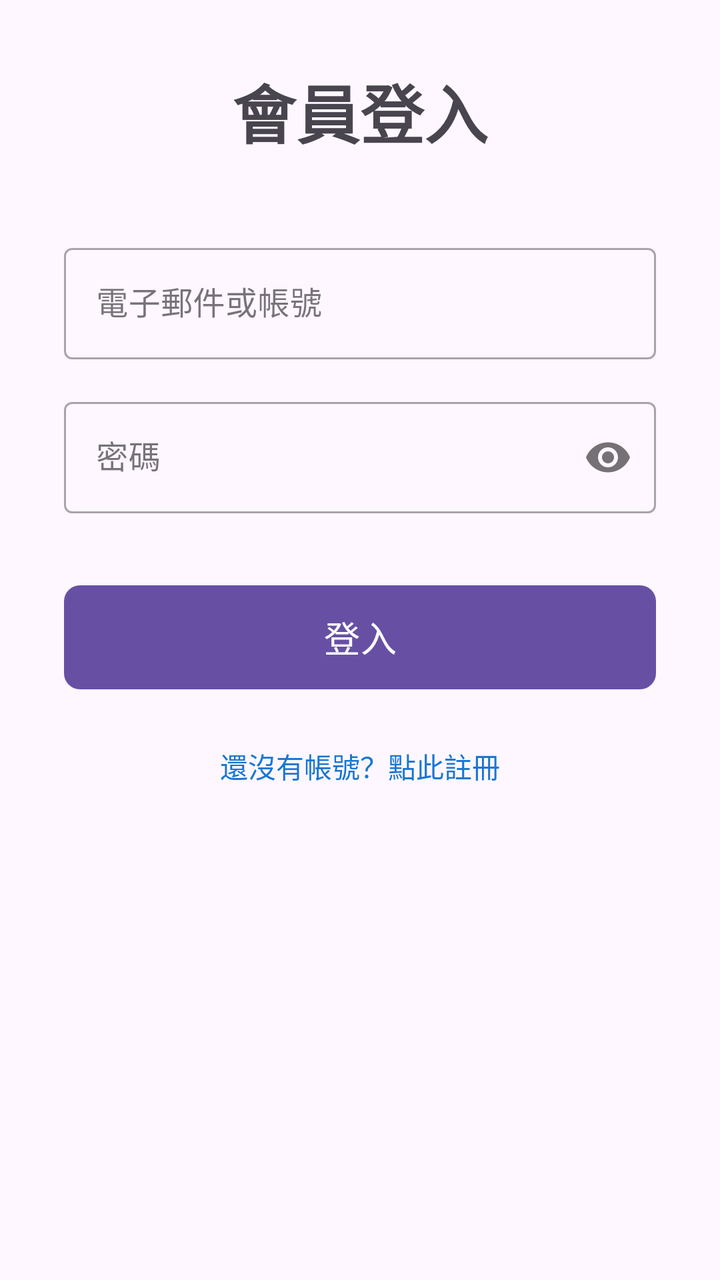
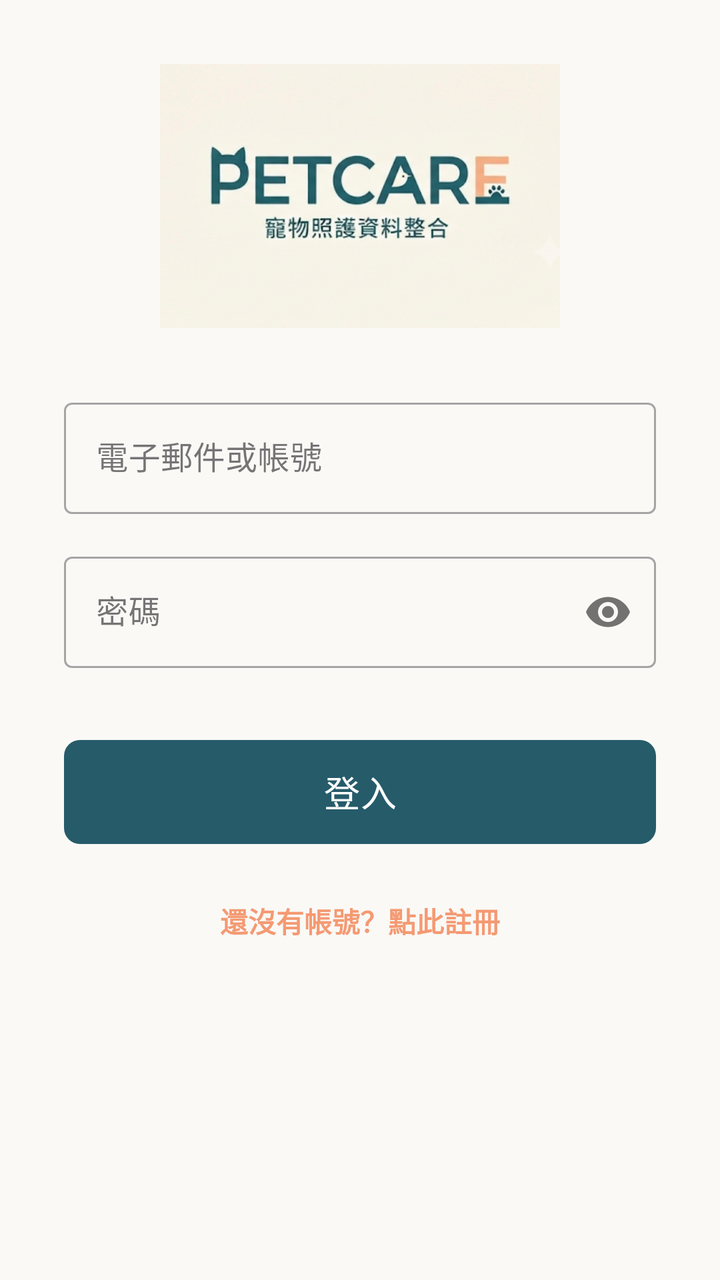

Compare the two renders of this Android layout. The source of the first and the diff that turns it into the second are given below.
<!-- AndroidManifest.xml: application theme Theme.PetCare -->
<!-- res/layout/activity_login.xml -->
<?xml version="1.0" encoding="utf-8"?>
<androidx.constraintlayout.widget.ConstraintLayout
    xmlns:android="http://schemas.android.com/apk/res/android"
    xmlns:app="http://schemas.android.com/apk/res-auto"
    xmlns:tools="http://schemas.android.com/tools"
    android:layout_width="match_parent"
    android:layout_height="match_parent"
    android:padding="32dp"
    tools:context=".LoginActivity">

    
    <TextView
        android:id="@+id/tvTitle"
        android:layout_width="wrap_content"
        android:layout_height="wrap_content"
        android:text="會員登入"
        android:textSize="32sp"
        android:textStyle="bold"
        app:layout_constraintTop_toTopOf="parent"
        app:layout_constraintBottom_toTopOf="@+id/accountLayout"
        app:layout_constraintStart_toStartOf="parent"
        app:layout_constraintEnd_toEndOf="parent"
        app:layout_constraintVertical_bias="0.25" />

    
    <com.google.android.material.textfield.TextInputLayout
        android:id="@+id/accountLayout"
        style="@style/Widget.MaterialComponents.TextInputLayout.OutlinedBox"
        android:layout_width="0dp"
        android:layout_height="wrap_content"
        android:hint="電子郵件或帳號"
        app:layout_constraintTop_toBottomOf="@+id/tvTitle"
        app:layout_constraintStart_toStartOf="parent"
        app:layout_constraintEnd_toEndOf="parent"
        android:layout_marginTop="40dp">

        <com.google.android.material.textfield.TextInputEditText
            android:id="@+id/editAccount"
            android:layout_width="match_parent"
            android:layout_height="wrap_content"
            android:inputType="textEmailAddress" />
    </com.google.android.material.textfield.TextInputLayout>

    
    <com.google.android.material.textfield.TextInputLayout
        android:id="@+id/passwordLayout"
        style="@style/Widget.MaterialComponents.TextInputLayout.OutlinedBox"
        android:layout_width="0dp"
        android:layout_height="wrap_content"
        android:hint="密碼"
        app:passwordToggleEnabled="true"
        app:layout_constraintTop_toBottomOf="@+id/accountLayout"
        app:layout_constraintStart_toStartOf="parent"
        app:layout_constraintEnd_toEndOf="parent"
        android:layout_marginTop="16dp">

        
        <com.google.android.material.textfield.TextInputEditText
            android:id="@+id/editPassword"
            android:layout_width="match_parent"
            android:layout_height="wrap_content"
            android:inputType="textPassword" />
    </com.google.android.material.textfield.TextInputLayout>

    
    <com.google.android.material.button.MaterialButton
        android:id="@+id/btnLogin"
        android:layout_width="0dp"
        android:layout_height="60dp"
        android:text="登入"
        android:textSize="18sp"
        app:cornerRadius="8dp"
        app:layout_constraintTop_toBottomOf="@+id/passwordLayout"
        app:layout_constraintStart_toStartOf="parent"
        app:layout_constraintEnd_toEndOf="parent"
        android:layout_marginTop="32dp" />

    
    <TextView
        android:id="@+id/tvRegister"
        android:layout_width="wrap_content"
        android:layout_height="wrap_content"
        android:text="還沒有帳號？點此註冊"
        android:textColor="#1976D2"
        app:layout_constraintTop_toBottomOf="@+id/btnLogin"
        app:layout_constraintStart_toStartOf="parent"
        app:layout_constraintEnd_toEndOf="parent"
        android:layout_marginTop="24dp" />

</androidx.constraintlayout.widget.ConstraintLayout>
<!-- resources referenced by this layout -->
<resources>
  <style name="Theme.PetCare" parent="Base.Theme.PetCare" />
  <style name="Base.Theme.PetCare" parent="Theme.Material3.DayNight.NoActionBar">
          
          
      </style>
</resources>

<!-- the commit's change to res/layout/activity_login.xml (unified diff, before → after) -->
@@ -6,85 +6,86 @@
     android:layout_width="match_parent"
     android:layout_height="match_parent"
     android:padding="32dp"
+    android:background="#FAF9F6"
     tools:context=".LoginActivity">
 
     
-    <TextView
-        android:id="@+id/tvTitle"
-        android:layout_width="wrap_content"
-        android:layout_height="wrap_content"
-        android:text="會員登入"
-        android:textSize="32sp"
-        android:textStyle="bold"
-        app:layout_constraintTop_toTopOf="parent"
-        app:layout_constraintBottom_toTopOf="@+id/accountLayout"
-        app:layout_constraintStart_toStartOf="parent"
-        app:layout_constraintEnd_toEndOf="parent"
-        app:layout_constraintVertical_bias="0.25" />
+<ImageView
+android:id="@+id/ivLogo"
+android:layout_width="200dp"
+    android:layout_height="wrap_content"
+    android:adjustViewBounds="true"
+    android:src="@drawable/pet_care"
+    app:layout_constraintTop_toTopOf="parent"
+    app:layout_constraintBottom_toTopOf="@+id/accountLayout"
+    app:layout_constraintStart_toStartOf="parent"
+    app:layout_constraintEnd_toEndOf="parent"
+    app:layout_constraintVertical_bias="0.3" /> 
 
     
-    <com.google.android.material.textfield.TextInputLayout
-        android:id="@+id/accountLayout"
-        style="@style/Widget.MaterialComponents.TextInputLayout.OutlinedBox"
-        android:layout_width="0dp"
-        android:layout_height="wrap_content"
-        android:hint="電子郵件或帳號"
-        app:layout_constraintTop_toBottomOf="@+id/tvTitle"
-        app:layout_constraintStart_toStartOf="parent"
-        app:layout_constraintEnd_toEndOf="parent"
-        android:layout_marginTop="40dp">
+<com.google.android.material.textfield.TextInputLayout
+android:id="@+id/accountLayout"
+style="@style/Widget.MaterialComponents.TextInputLayout.OutlinedBox"
+android:layout_width="0dp"
+android:layout_height="wrap_content"
+android:hint="電子郵件或帳號"
+app:layout_constraintTop_toBottomOf="@+id/ivLogo"
+app:layout_constraintStart_toStartOf="parent"
+app:layout_constraintEnd_toEndOf="parent"
+android:layout_marginTop="32dp">
 
-        <com.google.android.material.textfield.TextInputEditText
-            android:id="@+id/editAccount"
-            android:layout_width="match_parent"
-            android:layout_height="wrap_content"
-            android:inputType="textEmailAddress" />
-    </com.google.android.material.textfield.TextInputLayout>
+<com.google.android.material.textfield.TextInputEditText
+    android:id="@+id/editAccount"
+    android:layout_width="match_parent"
+    android:layout_height="wrap_content"
+    android:inputType="textEmailAddress" />
+</com.google.android.material.textfield.TextInputLayout>
 
     
-    <com.google.android.material.textfield.TextInputLayout
-        android:id="@+id/passwordLayout"
-        style="@style/Widget.MaterialComponents.TextInputLayout.OutlinedBox"
-        android:layout_width="0dp"
-        android:layout_height="wrap_content"
-        android:hint="密碼"
-        app:passwordToggleEnabled="true"
-        app:layout_constraintTop_toBottomOf="@+id/accountLayout"
-        app:layout_constraintStart_toStartOf="parent"
-        app:layout_constraintEnd_toEndOf="parent"
-        android:layout_marginTop="16dp">
+<com.google.android.material.textfield.TextInputLayout
+android:id="@+id/passwordLayout"
+style="@style/Widget.MaterialComponents.TextInputLayout.OutlinedBox"
+android:layout_width="0dp"
+android:layout_height="wrap_content"
+android:hint="密碼"
+app:passwordToggleEnabled="true"
+app:layout_constraintTop_toBottomOf="@+id/accountLayout"
+app:layout_constraintStart_toStartOf="parent"
+app:layout_constraintEnd_toEndOf="parent"
+android:layout_marginTop="16dp">
 
-        
-        <com.google.android.material.textfield.TextInputEditText
-            android:id="@+id/editPassword"
-            android:layout_width="match_parent"
-            android:layout_height="wrap_content"
-            android:inputType="textPassword" />
-    </com.google.android.material.textfield.TextInputLayout>
+<com.google.android.material.textfield.TextInputEditText
+    android:id="@+id/editPassword"
+    android:layout_width="match_parent"
+    android:layout_height="wrap_content"
+    android:inputType="textPassword" />
+</com.google.android.material.textfield.TextInputLayout>
 
     
-    <com.google.android.material.button.MaterialButton
-        android:id="@+id/btnLogin"
-        android:layout_width="0dp"
-        android:layout_height="60dp"
-        android:text="登入"
-        android:textSize="18sp"
-        app:cornerRadius="8dp"
-        app:layout_constraintTop_toBottomOf="@+id/passwordLayout"
-        app:layout_constraintStart_toStartOf="parent"
-        app:layout_constraintEnd_toEndOf="parent"
-        android:layout_marginTop="32dp" />
+<com.google.android.material.button.MaterialButton
+android:id="@+id/btnLogin"
+android:layout_width="0dp"
+android:layout_height="60dp"
+android:text="登入"
+android:textSize="18sp"
+app:cornerRadius="8dp"
+app:backgroundTint="#265B6A"
+    app:layout_constraintTop_toBottomOf="@+id/passwordLayout"
+    app:layout_constraintStart_toStartOf="parent"
+    app:layout_constraintEnd_toEndOf="parent"
+    android:layout_marginTop="32dp" />
 
     
-    <TextView
-        android:id="@+id/tvRegister"
-        android:layout_width="wrap_content"
-        android:layout_height="wrap_content"
-        android:text="還沒有帳號？點此註冊"
-        android:textColor="#1976D2"
-        app:layout_constraintTop_toBottomOf="@+id/btnLogin"
-        app:layout_constraintStart_toStartOf="parent"
-        app:layout_constraintEnd_toEndOf="parent"
-        android:layout_marginTop="24dp" />
+<TextView
+android:id="@+id/tvRegister"
+android:layout_width="wrap_content"
+android:layout_height="wrap_content"
+android:text="還沒有帳號？點此註冊"
+android:textColor="#F49A73"
+    android:textStyle="bold"
+    app:layout_constraintTop_toBottomOf="@+id/btnLogin"
+    app:layout_constraintStart_toStartOf="parent"
+    app:layout_constraintEnd_toEndOf="parent"
+    android:layout_marginTop="24dp" />
 
-</androidx.constraintlayout.widget.ConstraintLayout>
+    </androidx.constraintlayout.widget.ConstraintLayout>
<!-- resource entries referenced after the edit -->
@@ -1,5 +1,6 @@
 <!-- resources referenced by this layout -->
 <resources>
+  <!-- drawable pet_care: jpeg bitmap (drawable, 76828 bytes) -->
   <style name="Theme.PetCare" parent="Base.Theme.PetCare" />
   <style name="Base.Theme.PetCare" parent="Theme.Material3.DayNight.NoActionBar">
           
